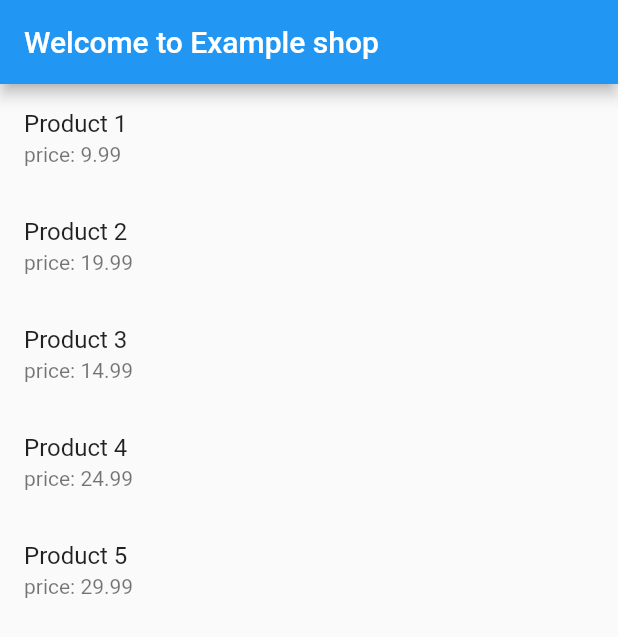
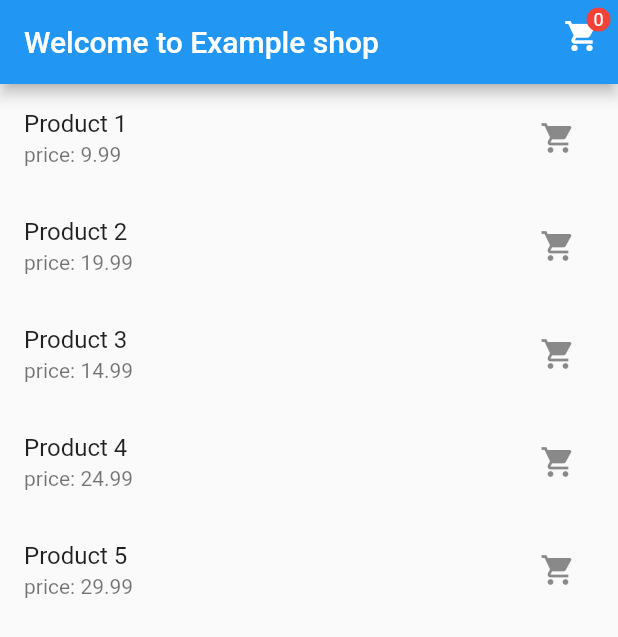
Before and after one commit to operatiumsc/shop-mvvm-example, a Flutter app: the screen it shows after launch, on a phone screen of 412 x 824 dp. Shown: the top 637 px of the screen. Run offline on Flutter 3.47's test engine with Material 2 defaults, Android fonts, the phone set to English and light mode, and no system bars; our stand-ins replace dio.

Commit message:
Add feature cart

```diff
--- /dev/null
+++ b/lib/models/cart_item.dart
@@ -0,0 +1,15 @@
+import 'product.dart';
+
+class CartItem {
+  bool isSelected;
+  Product product;
+  int quantity;
+  double totalAmount;
+
+  CartItem({
+    required this.isSelected,
+    required this.product,
+    required this.quantity,
+    required this.totalAmount,
+  });
+}
--- a/lib/models/product.dart
+++ b/lib/models/product.dart
@@ -1,13 +1,3 @@
-// To parse this JSON data, do
-//
-//     final product = productFromJson(jsonString);
-
-import 'dart:convert';
-
-Product productFromJson(String str) => Product.fromJson(json.decode(str));
-
-String productToJson(Product data) => json.encode(data.toJson());
-
 class Product {
   Product({
     this.id,
@@ -33,13 +23,4 @@ class Product {
         imageUrl: json["imageUrl"],
         isFavorite: json["isFavorite"],
       );
-
-    Map<String, dynamic> toJson() => {
-        "id": id,
-        "title": title,
-        "description": description,
-        "price": price,
-        "imageUrl": imageUrl,
-        "isFavorite": isFavorite,
-    };
 }
--- a/lib/view_models/product_view_model.dart
+++ b/lib/view_models/product_view_model.dart
@@ -12,6 +12,5 @@ class ProductViewModel extends ChangeNotifier {
 
   Future<void> fetchProducts() async {
     futureProducts = productRepository.fetchProducts();
-    notifyListeners();
   }
 }
--- a/lib/views/home_screen.dart
+++ b/lib/views/home_screen.dart
@@ -1,22 +1,33 @@
 import 'package:flutter/material.dart';
 import 'package:provider/provider.dart';
-import 'package:shop_mvvm_example/view_models/product_view_model.dart';
 
 import '../models/product.dart';
+import '../view_models/cart_view_model.dart';
+import '../view_models/product_view_model.dart';
+import '../widgets/badged_cart_button.dart';
 
 class HomeScreen extends StatelessWidget {
   const HomeScreen({super.key});
 
   @override
   Widget build(BuildContext context) {
-    final viewModel = Provider.of<ProductViewModel>(context, listen: false);
-    viewModel.fetchProducts();
+    final productViewModel =
+        Provider.of<ProductViewModel>(context, listen: false);
+
+    final cartItemViewModel =
+        Provider.of<CartViewModel>(context, listen: false);
+
+    productViewModel.fetchProducts();
+
     return Scaffold(
       appBar: AppBar(
         title: const Text('Welcome to Example shop'),
+        actions: const [
+          BadgedCartButton(),
+        ],
       ),
       body: FutureBuilder<List<Product>>(
-        future: viewModel.futureProducts,
+        future: productViewModel.futureProducts,
         builder: (context, snapshot) {
           if (snapshot.hasError) {
             return const Center(
@@ -24,18 +35,27 @@ class HomeScreen extends StatelessWidget {
             );
           } else if (snapshot.hasData) {
             final products = snapshot.data!;
+
             return ListView.builder(
               itemBuilder: (context, index) {
                 final product = products[index];
                 return ListTile(
                   title: Text(product.title ?? 'Untitle'),
                   subtitle: Text('price: ${product.price}'),
+                  trailing: IconButton(
+                    icon: const Icon(Icons.shopping_cart),
+                    onPressed: () {
+                      cartItemViewModel.addToCart(product);
+                    },
+                  ),
                 );
               },
               itemCount: products.length,
             );
           } else {
-            return const CircularProgressIndicator.adaptive();
+            return const Center(
+              child: CircularProgressIndicator.adaptive(),
+            );
           }
         },
       ),
--- /dev/null
+++ b/lib/widgets/badged_cart_button.dart
@@ -0,0 +1,55 @@
+import 'package:flutter/material.dart';
+import 'package:provider/provider.dart';
+
+import '../view_models/cart_view_model.dart';
+import '../views/cart_screen.dart';
+
+class BadgedCartButton extends StatelessWidget {
+  const BadgedCartButton({super.key});
+
+  @override
+  Widget build(BuildContext context) {
+    return Stack(
+      children: [
+        IconButton(
+          icon: const Icon(Icons.shopping_cart),
+          onPressed: () {
+            Navigator.push(
+              context,
+              MaterialPageRoute(
+                builder: (context) => const CartScreen(),
+              ),
+            );
+          },
+        ),
+        Positioned(
+          top: 5,
+          right: 5,
+          child: Container(
+            padding: const EdgeInsets.all(1),
+            decoration: BoxDecoration(
+              color: Colors.red,
+              borderRadius: BorderRadius.circular(10.0),
+            ),
+            constraints: const BoxConstraints(
+              minWidth: 16.0,
+              minHeight: 16.0,
+            ),
+            child: Consumer<CartViewModel>(
+              builder: (context, cartViewModel, __) {
+                return Text(
+                  '${cartViewModel.cartItems.length}',
+                  style: const TextStyle(
+                    color: Colors.white,
+                    fontSize: 12.0,
+                  ),
+                  textAlign: TextAlign.center,
+                );
+              },
+            ),
+          ),
+        )
+      ],
+    );
+  }
+}
```
Also changed, not shown: lib/main.dart (+12 -3 lines), lib/view_models/cart_view_model.dart (added, +65 -0 lines), lib/views/cart_screen.dart (added, +35 -0 lines), lib/models/cart.dart (deleted). Lines whose indentation alone changed are shown as unchanged.
